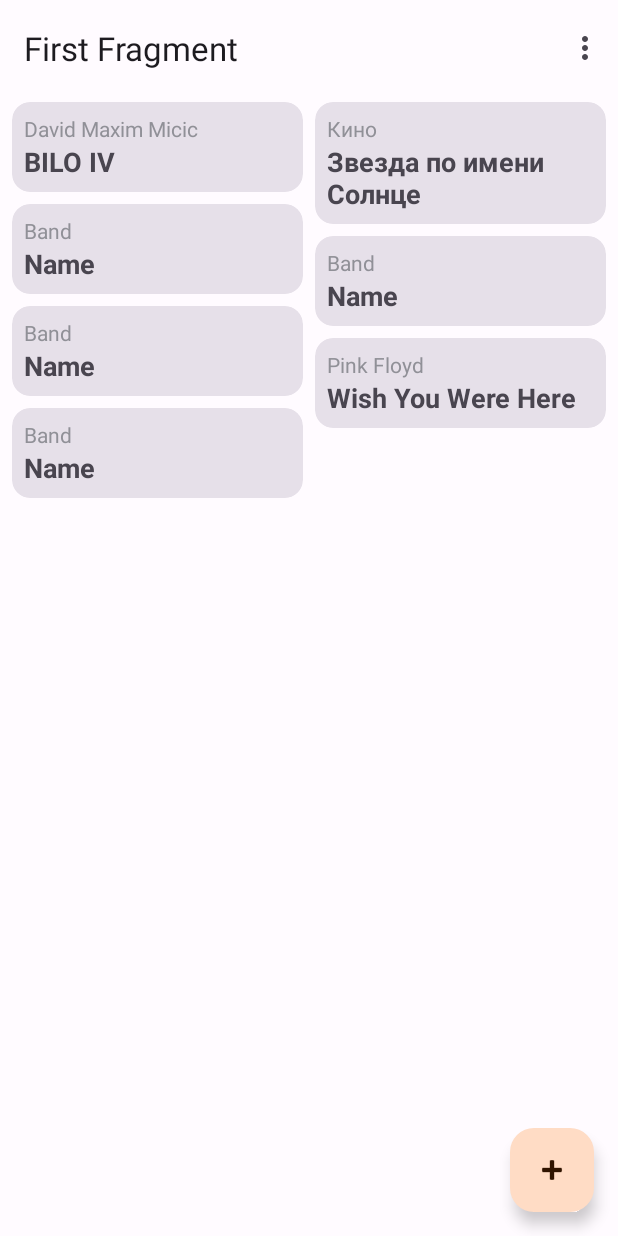
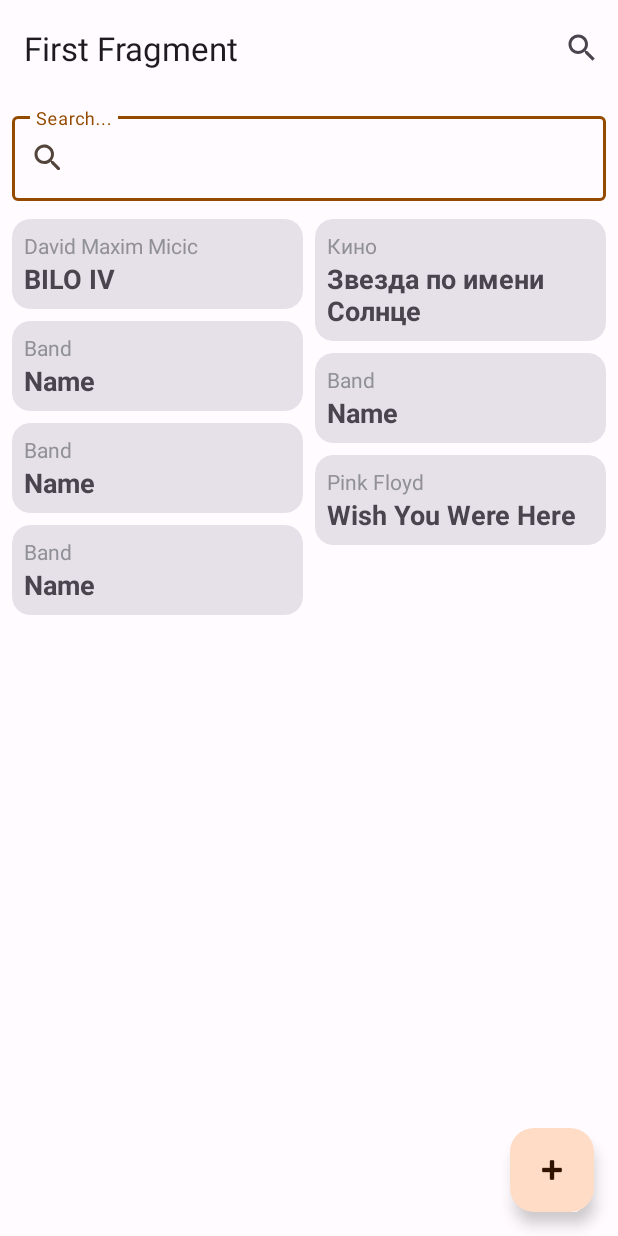
Before and after one commit to Andrinha/marerial-tab-editor, an Android app: the screen it shows after launch (MainActivity), on a phone screen of 412 x 824 dp. Run offline under Robolectric (Android 15) with nearby library versions, the phone set to English and light mode, and no system bars; our stand-ins replace navigation-ui.

Commit message:
add search

```diff
--- a/app/src/main/java/com/example/marerialtabeditor/adapters/SongAdapter.kt
+++ b/app/src/main/java/com/example/marerialtabeditor/adapters/SongAdapter.kt
@@ -1,6 +1,9 @@
 package com.example.marerialtabeditor.adapters
 
 import android.annotation.SuppressLint
+import android.text.Spannable
+import android.text.SpannableString
+import android.text.style.ForegroundColorSpan
 import android.view.LayoutInflater
 import android.view.View
 import android.view.ViewGroup
@@ -8,10 +11,12 @@
 import com.example.marerialtabeditor.R
 import com.example.marerialtabeditor.databinding.ItemSongBinding
 import com.example.marerialtabeditor.repository.data.Song
+import com.example.marerialtabeditor.utils.themeColor
 import java.util.*
 
 class SongAdapter : RecyclerView.Adapter<SongAdapter.ViewHolder>() {
-    private var data = emptyList<Song>()
+    private var list = emptyList<Song>()
+    private var query = ""
 
     override fun onCreateViewHolder(parent: ViewGroup, viewType: Int): ViewHolder {
         val view = LayoutInflater.from(parent.context).inflate(R.layout.item_song, parent, false)
@@ -19,28 +24,58 @@
     }
 
     override fun onBindViewHolder(holder: ViewHolder, position: Int) {
-        holder.bind(data[position])
+        holder.bind(list[position], query)
     }
 
     override fun getItemCount(): Int {
-        return data.size
+        return list.size
+    }
+
+    fun setQuery(query: String) {
+        this.query = query
     }
 
     @SuppressLint("NotifyDataSetChanged")
     fun setData(data: List<Song>) {
-        this.data = data
+        this.list = data
         notifyDataSetChanged()
     }
 
     class ViewHolder(item: View) : RecyclerView.ViewHolder(item) {
         private val binding = ItemSongBinding.bind(item)
-        fun bind(song: Song) = with(binding) {
+        fun bind(song: Song, query: String) = with(binding) {
             textName.text = song.name
             textBand.text = song.band
             cardMain.setOnLongClickListener {
                 cardMain.isChecked = !cardMain.isChecked
                 true
             }
+
+            if (query.isNotEmpty()) {
+                val indexName = song.name.indexOf(query, ignoreCase = true)
+                if (indexName >= 0) {
+                    val content = SpannableString(textName.text)
+                    content.setSpan(
+                        ForegroundColorSpan(itemView.context.themeColor(com.google.android.material.R.attr.colorTertiary)),
+                        indexName,
+                        indexName + query.length,
+                        Spannable.SPAN_EXCLUSIVE_EXCLUSIVE
+                    )
+                    textName.text = content
+                }
+
+                val indexBand = song.band.indexOf(query, ignoreCase = true)
+                if (indexBand >= 0) {
+                    val content = SpannableString(textBand.text)
+                    content.setSpan(
+                        ForegroundColorSpan(itemView.context.themeColor(com.google.android.material.R.attr.colorTertiary)),
+                        indexBand,
+                        indexBand + query.length,
+                        Spannable.SPAN_EXCLUSIVE_EXCLUSIVE
+                    )
+                    textBand.text = content
+                }
+            }
         }
     }
 }
--- a/app/src/main/java/com/example/marerialtabeditor/ui/MainActivity.kt
+++ b/app/src/main/java/com/example/marerialtabeditor/ui/MainActivity.kt
@@ -48,7 +48,7 @@
         // automatically handle clicks on the Home/Up button, so long
         // as you specify a parent activity in AndroidManifest.xml.
         return when (item.itemId) {
-            R.id.action_settings -> true
+            R.id.app_bar_search -> true
             else -> super.onOptionsItemSelected(item)
         }
     }
--- a/app/src/main/java/com/example/marerialtabeditor/ui/archive/ArchiveFragment.kt
+++ b/app/src/main/java/com/example/marerialtabeditor/ui/archive/ArchiveFragment.kt
@@ -4,9 +4,10 @@
 import android.view.LayoutInflater
 import android.view.View
 import android.view.ViewGroup
+import androidx.core.widget.addTextChangedListener
 import androidx.fragment.app.Fragment
+import androidx.fragment.app.viewModels
 import androidx.navigation.fragment.findNavController
-import androidx.recyclerview.widget.GridLayoutManager
 import androidx.recyclerview.widget.StaggeredGridLayoutManager
 import com.example.marerialtabeditor.R
 import com.example.marerialtabeditor.adapters.SongAdapter
@@ -18,6 +19,7 @@
     private var _binding: FragmentArchiveBinding? = null
     private val binding get() = _binding!!
     private val adapter = SongAdapter()
+    private val viewModel: ArchiveViewModel by viewModels()
 
     override fun onCreateView(
         inflater: LayoutInflater, container: ViewGroup?,
@@ -39,7 +41,24 @@
                 StaggeredGridLayoutManager.VERTICAL
             )
             recyclerSongs.adapter = adapter
-            adapter.setData(Hardcoded().songs)
+
+            editSearch.addTextChangedListener {
+                viewModel.searchQuery.value = it.toString()
+            }
+        }
+
+        viewModel.apply {
+            searchQuery.observe(viewLifecycleOwner) { query ->
+                adapter.setQuery(query)
+                viewModel.songs.value = viewModel.songs.value!!
+            }
+            songs.observe(viewLifecycleOwner) { items ->
+                val data = items.filter {
+                    it.name.contains(viewModel.searchQuery.value!!, ignoreCase = true)
+                            || it.band.contains(viewModel.searchQuery.value!!, ignoreCase = true)
+                }
+                adapter.setData(data)
+            }
         }
 
 //        binding.buttonFirst.setOnClickListener {
--- /dev/null
+++ b/app/src/main/java/com/example/marerialtabeditor/ui/archive/ArchiveViewModel.kt
@@ -0,0 +1,11 @@
+package com.example.marerialtabeditor.ui.archive
+
+import androidx.lifecycle.MutableLiveData
+import androidx.lifecycle.ViewModel
+import com.example.marerialtabeditor.repository.data.Song
+import com.example.marerialtabeditor.utils.Hardcoded
+
+class ArchiveViewModel : ViewModel() {
+    val searchQuery: MutableLiveData<String> = MutableLiveData("")
+    val songs: MutableLiveData<List<Song>> = MutableLiveData(Hardcoded().songs)
+}
--- /dev/null
+++ b/app/src/main/res/drawable/round_search_24.xml
@@ -0,0 +1,5 @@
+<vector android:height="24dp" android:tint="#000000"
+    android:viewportHeight="24" android:viewportWidth="24"
+    android:width="24dp" xmlns:android="http://schemas.android.com/apk/res/android">
+    <path android:fillColor="@android:color/white" android:pathData="M15.5,14h-0.79l-0.28,-0.27c1.2,-1.4 1.82,-3.31 1.48,-5.34 -0.47,-2.78 -2.79,-5 -5.59,-5.34 -4.23,-0.52 -7.79,3.04 -7.27,7.27 0.34,2.8 2.56,5.12 5.34,5.59 2.03,0.34 3.94,-0.28 5.34,-1.48l0.27,0.28v0.79l4.25,4.25c0.41,0.41 1.08,0.41 1.49,0 0.41,-0.41 0.41,-1.08 0,-1.49L15.5,14zM9.5,14C7.01,14 5,11.99 5,9.5S7.01,5 9.5,5 14,7.01 14,9.5 11.99,14 9.5,14z"/>
+</vector>
--- a/app/src/main/res/layout/fragment_archive.xml
+++ b/app/src/main/res/layout/fragment_archive.xml
@@ -6,6 +6,26 @@
     android:layout_height="match_parent"
     android:fitsSystemWindows="true"
     tools:context=".ui.archive.ArchiveFragment">
+
+    <LinearLayout
+        android:layout_width="match_parent"
+        android:layout_height="match_parent"
+        android:orientation="vertical">
+
+        <com.google.android.material.textfield.TextInputLayout
+            android:id="@+id/edit_search_layout"
+            android:layout_width="match_parent"
+            android:layout_height="wrap_content"
+            app:endIconMode="clear_text"
+            android:layout_margin="@dimen/half_margin"
+            app:startIconDrawable="@drawable/round_search_24">
+
+            <com.google.android.material.textfield.TextInputEditText
+                android:id="@+id/edit_search"
+                android:layout_width="match_parent"
+                android:layout_height="wrap_content"
+                android:hint="Search..." />
+        </com.google.android.material.textfield.TextInputLayout>
 
         <androidx.recyclerview.widget.RecyclerView
             android:id="@+id/recycler_songs"
@@ -19,6 +39,9 @@
             app:layout_constraintTop_toTopOf="parent"
             tools:listitem="@layout/item_song" />
 
+    </LinearLayout>
+
+
     <com.google.android.material.floatingactionbutton.FloatingActionButton
         android:id="@+id/fab"
         android:layout_width="wrap_content"
--- a/app/src/main/res/menu/menu_main.xml
+++ b/app/src/main/res/menu/menu_main.xml
@@ -3,8 +3,14 @@
     xmlns:tools="http://schemas.android.com/tools"
     tools:context="com.example.marerialtabeditor.ui.MainActivity">
     <item
-        android:id="@+id/action_settings"
-        android:orderInCategory="100"
-        android:title="@string/action_settings"
-        app:showAsAction="never" />
+        android:id="@+id/app_bar_search"
+        android:icon="@drawable/round_search_24"
+        android:title="Search"
+        app:showAsAction="always"
+        app:actionViewClass="android.widget.SearchView" />
+<!--    <item-->
+<!--        android:id="@+id/action_settings"-->
+<!--        android:orderInCategory="100"-->
+<!--        android:title="@string/action_settings"-->
+<!--        app:showAsAction="never" />-->
 </menu>
```
Also changed, not shown: app/src/main/res/menu/menu_edit.xml (added, +10 -0 lines). Lines whose indentation alone changed are shown as unchanged.
